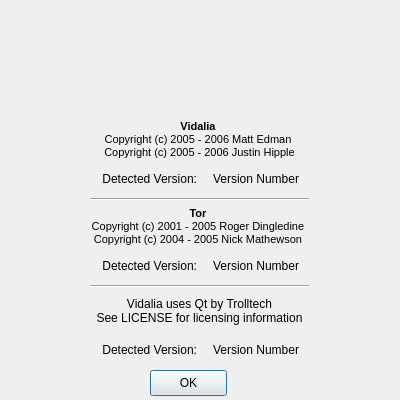
Above: src/gui/aboutdialog.ui from a-ilin/vidalia before the change. Below: the same form after it.
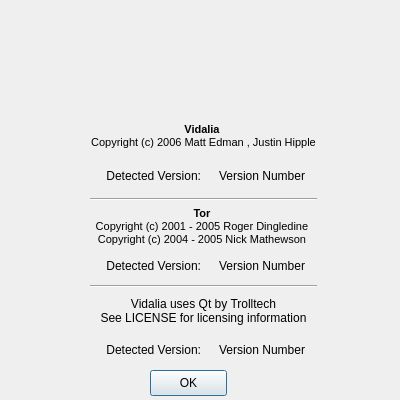
That is the form after the change. Icons and pictures are not drawn.

Commit message:
Changed Vidalia copyright year to 2006 to match the date in the source code.
svn:r64

```diff
--- a/src/gui/aboutdialog.ui
+++ b/src/gui/aboutdialog.ui
@@ -80,7 +80,7 @@
     <rect>
      <x>90</x>
      <y>120</y>
-     <width>219</width>
+     <width>227</width>
      <height>246</height>
     </rect>
    </property>
@@ -102,7 +102,7 @@
       <item>
        <widget class="QLabel" name="label_4" >
         <property name="text" >
-         <string>&lt;html>&lt;head>&lt;meta name="qrichtext" content="1" />&lt;/head>&lt;body style=" white-space: pre-wrap; font-family:MS Shell Dlg; font-size:8.25pt; font-weight:400; font-style:normal; text-decoration:none;">&lt;p style=" margin-top:0px; margin-bottom:0px; margin-left:0px; margin-right:0px; -qt-block-indent:0; text-indent:0px; font-size:8pt;">&lt;span style=" font-weight:600;">Vidalia&lt;/span> &lt;/p>&lt;p style=" margin-top:0px; margin-bottom:0px; margin-left:0px; margin-right:0px; -qt-block-indent:0; text-indent:0px; font-size:8pt;">Copyright (c) 2005 - 2006 Matt Edman &lt;/p>&lt;p style=" margin-top:0px; margin-bottom:0px; margin-left:0px; margin-right:0px; -qt-block-indent:0; text-indent:0px; font-size:8pt;">Copyright (c) 2005 - 2006 Justin Hipple&lt;/p>&lt;/body>&lt;/html></string>
+         <string>&lt;html>&lt;head>&lt;meta name="qrichtext" content="1" />&lt;/head>&lt;body style=" white-space: pre-wrap; font-family:MS Shell Dlg; font-size:8.25pt; font-weight:400; font-style:normal; text-decoration:none;">&lt;p style=" margin-top:0px; margin-bottom:0px; margin-left:0px; margin-right:0px; -qt-block-indent:0; text-indent:0px; font-size:8pt;">&lt;span style=" font-weight:600;">Vidalia&lt;/span> &lt;/p>&lt;p style=" margin-top:0px; margin-bottom:0px; margin-left:0px; margin-right:0px; -qt-block-indent:0; text-indent:0px; font-size:8pt;">Copyright (c) 2006 Matt Edman , Justin Hipple&lt;/p>&lt;/body>&lt;/html></string>
         </property>
         <property name="textFormat" >
          <enum>Qt::AutoText</enum>
```
